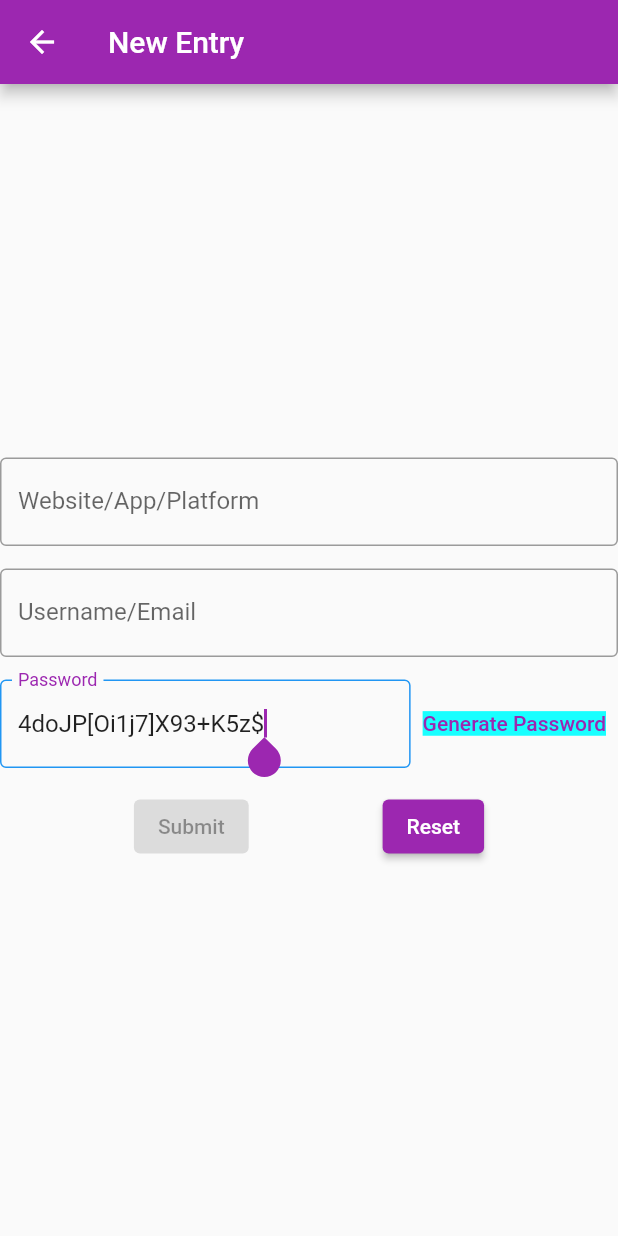
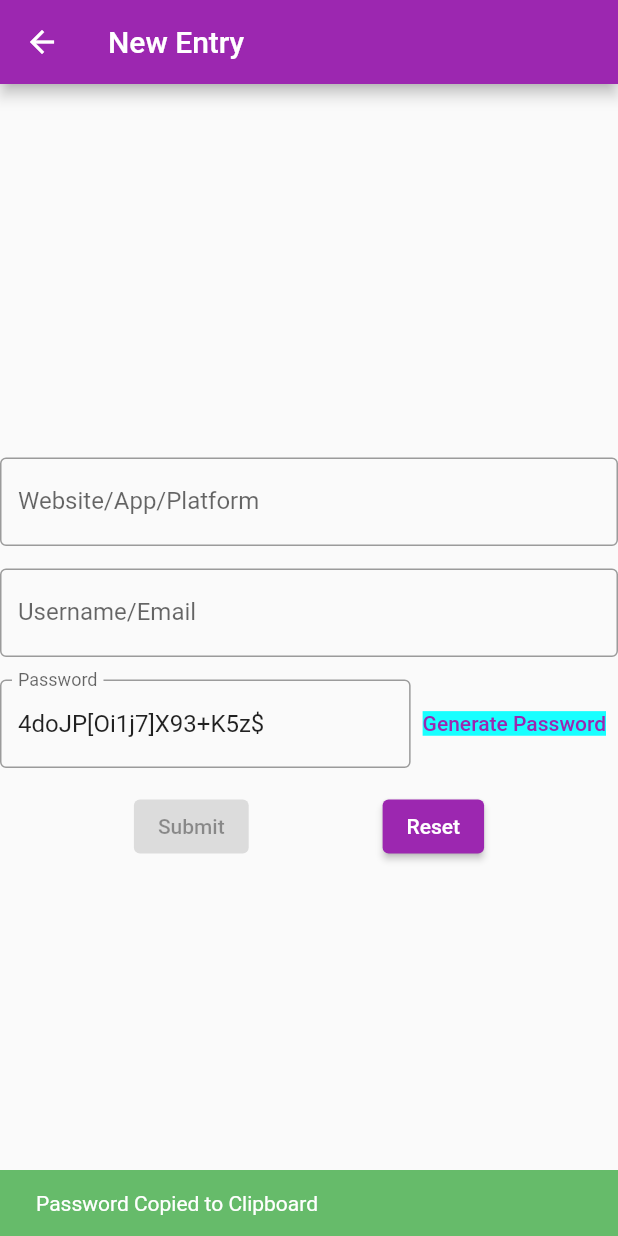
Before and after one commit to amalraj28/password_manager, a Flutter app: the CreateNewEntry screen opened by its route, after a tap on "Generate Password", on a phone screen of 412 x 824 dp. Run offline on Flutter 3.47's test engine with Material 2 defaults, Android fonts, the phone set to English and light mode, and no system bars; our stand-ins replace shared_preferences; missing offline and left inert: clipboard; accounts and stored records are empty.

Commit message:
Added Copy to Clipboard facility

```diff
--- a/lib/screens/screen_new_entry.dart
+++ b/lib/screens/screen_new_entry.dart
@@ -1,3 +1,4 @@
+import 'package:clipboard/clipboard.dart';
 import 'package:flutter/material.dart';
 import 'package:password_manager/scripts/password_generator.dart';
 
@@ -113,8 +114,7 @@ class _CreateNewEntryState extends State<CreateNewEntry> {
               ),
               TextButton(
                 onPressed: () {
-                  _passwordController.text = generatePassword();
-                  _passwordFocus.requestFocus();
+                  _generatePasswordButtonExecution(context);
                 },
                 child: const Text(
                   'Generate Password',
@@ -158,7 +158,6 @@ class _CreateNewEntryState extends State<CreateNewEntry> {
           content: SingleChildScrollView(
             child: Column(
               crossAxisAlignment: CrossAxisAlignment.start,
-              // mainAxisAlignment: MainAxisAlignment.spaceEvenly,
               children: [
                 const Text('The following data was entered: '),
                 const SizedBox(height: 5.0),
@@ -243,4 +242,17 @@ class _CreateNewEntryState extends State<CreateNewEntry> {
       return false;
     }
   }
+
+  void _generatePasswordButtonExecution(BuildContext ctx) {
+    _passwordController.text = generatePassword();
+    // _passwordFocus.requestFocus();
+    FlutterClipboard.copy(_passwordController.text);
+    ScaffoldMessenger.of(ctx).showSnackBar(
+      SnackBar(
+        content: const Text('Password Copied to Clipboard'),
+        backgroundColor: Colors.green.shade400,
+        duration: const Duration(seconds: 2),
+      ),
+    );
+  }
 }
--- a/pubspec.yaml
+++ b/pubspec.yaml
@@ -28,6 +28,7 @@ environment:
 # the latest version available on pub.dev. To see which dependencies have newer
 # versions available, run `flutter pub outdated`.
 dependencies:
+  clipboard: ^0.1.3
   cupertino_icons: ^1.0.2
   flutter:
     sdk: flutter
```
